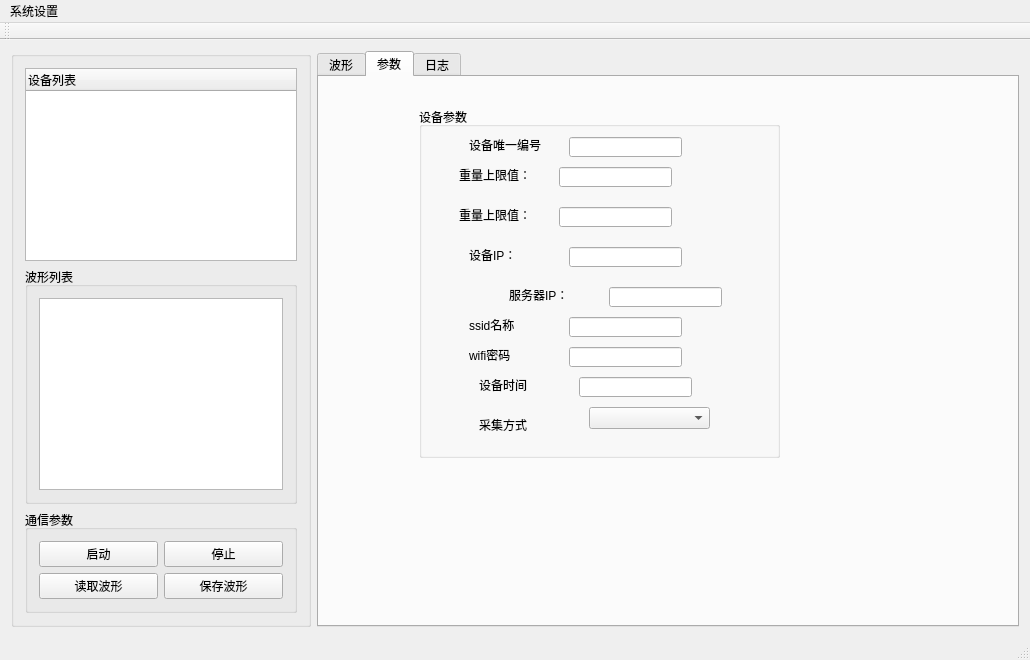
This is mainwindow.ui in byteman/bullet as Qt 5 draws it before an edit. The edited form follows.
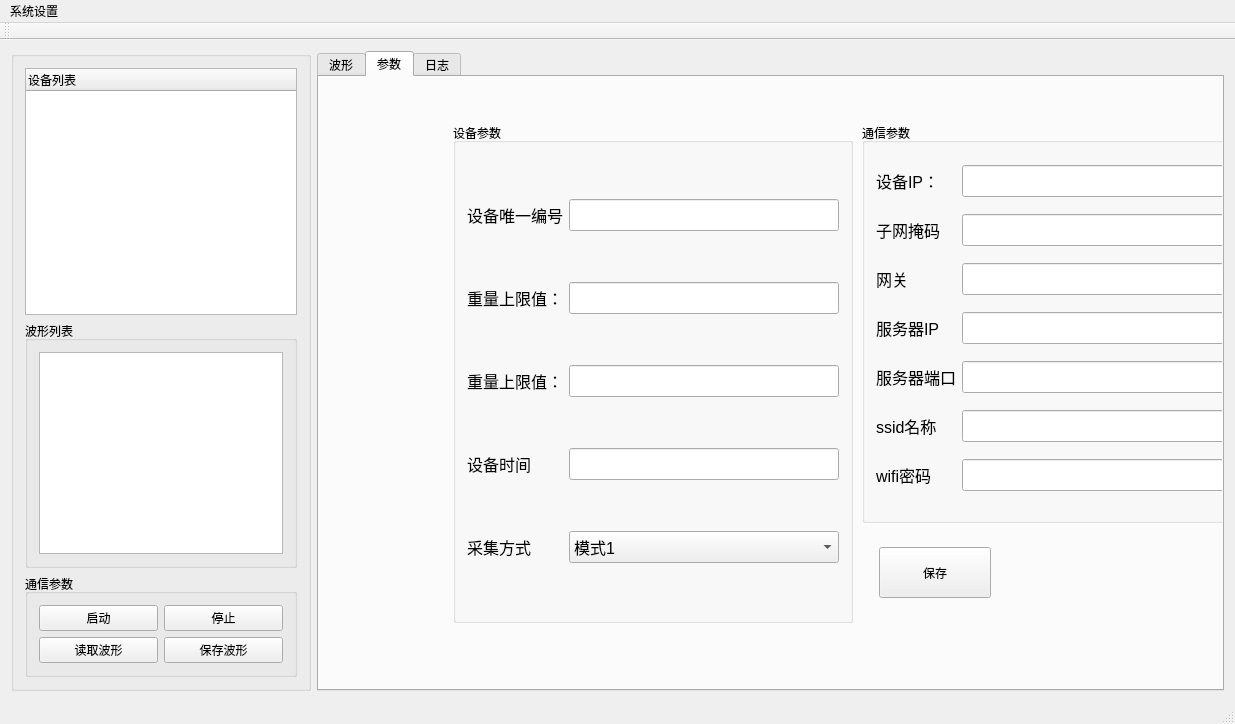
This is the edited form. Custom widgets are drawn as their Qt base class.

Commit message: 添加参数读取和写入

The edit to the form file:
```diff
--- a/mainwindow.ui
+++ b/mainwindow.ui
@@ -6,8 +6,8 @@
    <rect>
     <x>0</x>
     <y>0</y>
-    <width>1030</width>
-    <height>660</height>
+    <width>1235</width>
+    <height>724</height>
    </rect>
   </property>
   <property name="windowTitle">
@@ -218,240 +218,454 @@
        <widget class="QGroupBox" name="groupBox_5">
         <property name="geometry">
          <rect>
-          <x>100</x>
-          <y>30</y>
-          <width>361</width>
-          <height>351</height>
+          <x>134</x>
+          <y>46</y>
+          <width>400</width>
+          <height>500</height>
          </rect>
         </property>
+        <property name="minimumSize">
+         <size>
+          <width>400</width>
+          <height>400</height>
+         </size>
+        </property>
+        <property name="maximumSize">
+         <size>
+          <width>500</width>
+          <height>500</height>
+         </size>
+        </property>
         <property name="title">
          <string>设备参数</string>
         </property>
-        <widget class="QLabel" name="label">
-         <property name="geometry">
-          <rect>
-           <x>40</x>
-           <y>60</y>
-           <width>81</width>
-           <height>16</height>
-          </rect>
-         </property>
-         <property name="text">
-          <string>重量上限值：</string>
-         </property>
-        </widget>
-        <widget class="QLineEdit" name="edtWetUp">
-         <property name="geometry">
-          <rect>
-           <x>140</x>
-           <y>60</y>
-           <width>113</width>
-           <height>20</height>
-          </rect>
-         </property>
-        </widget>
-        <widget class="QLineEdit" name="edtWetDown">
-         <property name="geometry">
-          <rect>
-           <x>140</x>
-           <y>100</y>
-           <width>113</width>
-           <height>20</height>
-          </rect>
-         </property>
-         <property name="text">
-          <string/>
-         </property>
-        </widget>
-        <widget class="QLabel" name="label_2">
-         <property name="geometry">
-          <rect>
-           <x>40</x>
-           <y>100</y>
-           <width>81</width>
-           <height>16</height>
-          </rect>
-         </property>
-         <property name="text">
-          <string>重量上限值：</string>
-         </property>
-        </widget>
-        <widget class="QLineEdit" name="edtWetDown_2">
-         <property name="geometry">
-          <rect>
-           <x>150</x>
-           <y>140</y>
-           <width>113</width>
-           <height>20</height>
-          </rect>
-         </property>
-         <property name="text">
-          <string/>
-         </property>
-        </widget>
-        <widget class="QLabel" name="label_3">
-         <property name="geometry">
-          <rect>
-           <x>50</x>
-           <y>140</y>
-           <width>81</width>
-           <height>16</height>
-          </rect>
-         </property>
-         <property name="text">
-          <string>设备IP：</string>
-         </property>
-        </widget>
-        <widget class="QLineEdit" name="edtWetDown_3">
-         <property name="geometry">
-          <rect>
-           <x>190</x>
-           <y>180</y>
-           <width>113</width>
-           <height>20</height>
-          </rect>
-         </property>
-         <property name="text">
-          <string/>
-         </property>
-        </widget>
-        <widget class="QLabel" name="label_4">
-         <property name="geometry">
-          <rect>
-           <x>90</x>
-           <y>180</y>
-           <width>81</width>
-           <height>16</height>
-          </rect>
-         </property>
-         <property name="text">
-          <string>服务器IP：</string>
-         </property>
-        </widget>
-        <widget class="QLabel" name="label_5">
-         <property name="geometry">
-          <rect>
-           <x>50</x>
-           <y>210</y>
-           <width>81</width>
-           <height>16</height>
-          </rect>
-         </property>
-         <property name="text">
-          <string>ssid名称</string>
-         </property>
-        </widget>
-        <widget class="QLineEdit" name="edtWetDown_4">
-         <property name="geometry">
-          <rect>
-           <x>150</x>
-           <y>210</y>
-           <width>113</width>
-           <height>20</height>
-          </rect>
-         </property>
-         <property name="text">
-          <string/>
-         </property>
-        </widget>
-        <widget class="QLineEdit" name="edtWetDown_5">
-         <property name="geometry">
-          <rect>
-           <x>150</x>
-           <y>240</y>
-           <width>113</width>
-           <height>20</height>
-          </rect>
-         </property>
-         <property name="text">
-          <string/>
-         </property>
-        </widget>
-        <widget class="QLabel" name="label_6">
-         <property name="geometry">
-          <rect>
-           <x>50</x>
-           <y>240</y>
-           <width>81</width>
-           <height>16</height>
-          </rect>
-         </property>
-         <property name="text">
-          <string>wifi密码</string>
-         </property>
-        </widget>
-        <widget class="QLineEdit" name="edtWetDown_6">
-         <property name="geometry">
-          <rect>
-           <x>160</x>
-           <y>270</y>
-           <width>113</width>
-           <height>20</height>
-          </rect>
-         </property>
-         <property name="text">
-          <string/>
-         </property>
-        </widget>
-        <widget class="QLabel" name="label_7">
-         <property name="geometry">
-          <rect>
-           <x>60</x>
-           <y>270</y>
-           <width>81</width>
-           <height>16</height>
-          </rect>
-         </property>
-         <property name="text">
-          <string>设备时间</string>
-         </property>
-        </widget>
-        <widget class="QLineEdit" name="edtWetUp_2">
-         <property name="geometry">
-          <rect>
-           <x>150</x>
-           <y>30</y>
-           <width>113</width>
-           <height>20</height>
-          </rect>
-         </property>
-        </widget>
-        <widget class="QLabel" name="label_8">
-         <property name="geometry">
-          <rect>
-           <x>50</x>
-           <y>30</y>
-           <width>81</width>
-           <height>16</height>
-          </rect>
-         </property>
-         <property name="text">
-          <string>设备唯一编号</string>
-         </property>
-        </widget>
-        <widget class="QLabel" name="label_9">
-         <property name="geometry">
-          <rect>
-           <x>60</x>
-           <y>310</y>
-           <width>81</width>
-           <height>16</height>
-          </rect>
-         </property>
-         <property name="text">
-          <string>采集方式</string>
-         </property>
-        </widget>
-        <widget class="QComboBox" name="comboBox">
-         <property name="geometry">
-          <rect>
-           <x>170</x>
-           <y>300</y>
-           <width>121</width>
-           <height>22</height>
-          </rect>
-         </property>
-        </widget>
+        <layout class="QGridLayout" name="gridLayout_2">
+         <item row="0" column="0">
+          <widget class="QLabel" name="label_8">
+           <property name="font">
+            <font>
+             <family>Arial</family>
+             <pointsize>12</pointsize>
+            </font>
+           </property>
+           <property name="text">
+            <string>设备唯一编号</string>
+           </property>
+          </widget>
+         </item>
+         <item row="0" column="1">
+          <widget class="QLineEdit" name="edtDevId">
+           <property name="minimumSize">
+            <size>
+             <width>0</width>
+             <height>32</height>
+            </size>
+           </property>
+           <property name="font">
+            <font>
+             <family>Arial</family>
+             <pointsize>12</pointsize>
+            </font>
+           </property>
+          </widget>
+         </item>
+         <item row="1" column="0">
+          <widget class="QLabel" name="label">
+           <property name="font">
+            <font>
+             <family>Arial</family>
+             <pointsize>12</pointsize>
+            </font>
+           </property>
+           <property name="text">
+            <string>重量上限值：</string>
+           </property>
+          </widget>
+         </item>
+         <item row="1" column="1">
+          <widget class="QLineEdit" name="edtWetUp">
+           <property name="minimumSize">
+            <size>
+             <width>0</width>
+             <height>32</height>
+            </size>
+           </property>
+           <property name="font">
+            <font>
+             <family>Arial</family>
+             <pointsize>12</pointsize>
+            </font>
+           </property>
+          </widget>
+         </item>
+         <item row="2" column="0">
+          <widget class="QLabel" name="label_2">
+           <property name="font">
+            <font>
+             <family>Arial</family>
+             <pointsize>12</pointsize>
+            </font>
+           </property>
+           <property name="text">
+            <string>重量上限值：</string>
+           </property>
+          </widget>
+         </item>
+         <item row="2" column="1">
+          <widget class="QLineEdit" name="edtWetDown">
+           <property name="minimumSize">
+            <size>
+             <width>0</width>
+             <height>32</height>
+            </size>
+           </property>
+           <property name="font">
+            <font>
+             <family>Arial</family>
+             <pointsize>12</pointsize>
+            </font>
+           </property>
+           <property name="text">
+            <string/>
+           </property>
+          </widget>
+         </item>
+         <item row="3" column="0">
+          <widget class="QLabel" name="label_7">
+           <property name="font">
+            <font>
+             <family>Arial</family>
+             <pointsize>12</pointsize>
+            </font>
+           </property>
+           <property name="text">
+            <string>设备时间</string>
+           </property>
+          </widget>
+         </item>
+         <item row="3" column="1">
+          <widget class="QLineEdit" name="edtTime">
+           <property name="minimumSize">
+            <size>
+             <width>0</width>
+             <height>32</height>
+            </size>
+           </property>
+           <property name="font">
+            <font>
+             <family>Arial</family>
+             <pointsize>12</pointsize>
+            </font>
+           </property>
+           <property name="text">
+            <string/>
+           </property>
+          </widget>
+         </item>
+         <item row="4" column="0">
+          <widget class="QLabel" name="label_9">
+           <property name="font">
+            <font>
+             <family>Arial</family>
+             <pointsize>12</pointsize>
+            </font>
+           </property>
+           <property name="text">
+            <string>采集方式</string>
+           </property>
+          </widget>
+         </item>
+         <item row="4" column="1">
+          <widget class="QComboBox" name="cbxMode">
+           <property name="minimumSize">
+            <size>
+             <width>0</width>
+             <height>32</height>
+            </size>
+           </property>
+           <property name="font">
+            <font>
+             <family>Arial</family>
+             <pointsize>12</pointsize>
+            </font>
+           </property>
+           <item>
+            <property name="text">
+             <string>模式1</string>
+            </property>
+           </item>
+           <item>
+            <property name="text">
+             <string>模式2</string>
+            </property>
+           </item>
+          </widget>
+         </item>
+        </layout>
+       </widget>
+       <widget class="QGroupBox" name="groupBox_6">
+        <property name="geometry">
+         <rect>
+          <x>543</x>
+          <y>46</y>
+          <width>400</width>
+          <height>400</height>
+         </rect>
+        </property>
+        <property name="minimumSize">
+         <size>
+          <width>400</width>
+          <height>400</height>
+         </size>
+        </property>
+        <property name="maximumSize">
+         <size>
+          <width>500</width>
+          <height>500</height>
+         </size>
+        </property>
+        <property name="title">
+         <string>通信参数</string>
+        </property>
+        <layout class="QGridLayout" name="gridLayout_3">
+         <item row="0" column="0">
+          <widget class="QLabel" name="label_13">
+           <property name="font">
+            <font>
+             <family>Arial</family>
+             <pointsize>12</pointsize>
+            </font>
+           </property>
+           <property name="text">
+            <string>设备IP：</string>
+           </property>
+          </widget>
+         </item>
+         <item row="0" column="1">
+          <widget class="QLineEdit" name="edtDevIp">
+           <property name="minimumSize">
+            <size>
+             <width>0</width>
+             <height>32</height>
+            </size>
+           </property>
+           <property name="font">
+            <font>
+             <family>Arial</family>
+             <pointsize>12</pointsize>
+            </font>
+           </property>
+           <property name="text">
+            <string/>
+           </property>
+          </widget>
+         </item>
+         <item row="1" column="0">
+          <widget class="QLabel" name="label_17">
+           <property name="font">
+            <font>
+             <family>Arial</family>
+             <pointsize>12</pointsize>
+            </font>
+           </property>
+           <property name="text">
+            <string>子网掩码</string>
+           </property>
+          </widget>
+         </item>
+         <item row="1" column="1">
+          <widget class="QLineEdit" name="edtNetmask">
+           <property name="minimumSize">
+            <size>
+             <width>0</width>
+             <height>32</height>
+            </size>
+           </property>
+           <property name="font">
+            <font>
+             <family>Arial</family>
+             <pointsize>12</pointsize>
+            </font>
+           </property>
+           <property name="text">
+            <string/>
+           </property>
+          </widget>
+         </item>
+         <item row="2" column="0">
+          <widget class="QLabel" name="label_18">
+           <property name="font">
+            <font>
+             <family>Arial</family>
+             <pointsize>12</pointsize>
+            </font>
+           </property>
+           <property name="text">
+            <string>网关</string>
+           </property>
+          </widget>
+         </item>
+         <item row="2" column="1">
+          <widget class="QLineEdit" name="edtGateway">
+           <property name="minimumSize">
+            <size>
+             <width>0</width>
+             <height>32</height>
+            </size>
+           </property>
+           <property name="font">
+            <font>
+             <family>Arial</family>
+             <pointsize>12</pointsize>
+            </font>
+           </property>
+           <property name="text">
+            <string/>
+           </property>
+          </widget>
+         </item>
+         <item row="3" column="0">
+          <widget class="QLabel" name="label_14">
+           <property name="font">
+            <font>
+             <family>Arial</family>
+             <pointsize>12</pointsize>
+            </font>
+           </property>
+           <property name="text">
+            <string>服务器IP</string>
+           </property>
+          </widget>
+         </item>
+         <item row="3" column="1">
+          <widget class="QLineEdit" name="edtServerIp">
+           <property name="minimumSize">
+            <size>
+             <width>0</width>
+             <height>32</height>
+            </size>
+           </property>
+           <property name="font">
+            <font>
+             <family>Arial</family>
+             <pointsize>12</pointsize>
+            </font>
+           </property>
+           <property name="text">
+            <string/>
+           </property>
+          </widget>
+         </item>
+         <item row="4" column="0">
+          <widget class="QLabel" name="label_20">
+           <property name="font">
+            <font>
+             <family>Arial</family>
+             <pointsize>12</pointsize>
+            </font>
+           </property>
+           <property name="text">
+            <string>服务器端口</string>
+           </property>
+          </widget>
+         </item>
+         <item row="4" column="1">
+          <widget class="QLineEdit" name="edtServerPort">
+           <property name="minimumSize">
+            <size>
+             <width>0</width>
+             <height>32</height>
+            </size>
+           </property>
+           <property name="font">
+            <font>
+             <family>Arial</family>
+             <pointsize>12</pointsize>
+            </font>
+           </property>
+           <property name="text">
+            <string/>
+           </property>
+          </widget>
+         </item>
+         <item row="5" column="0">
+          <widget class="QLabel" name="label_15">
+           <property name="font">
+            <font>
+             <family>Arial</family>
+             <pointsize>12</pointsize>
+            </font>
+           </property>
+           <property name="text">
+            <string>ssid名称</string>
+           </property>
+          </widget>
+         </item>
+         <item row="5" column="1">
+          <widget class="QLineEdit" name="edtSSID">
+           <property name="minimumSize">
+            <size>
+             <width>0</width>
+             <height>32</height>
+            </size>
+           </property>
+           <property name="font">
+            <font>
+             <family>Arial</family>
+             <pointsize>12</pointsize>
+            </font>
+           </property>
+           <property name="text">
+            <string/>
+           </property>
+          </widget>
+         </item>
+         <item row="6" column="0">
+          <widget class="QLabel" name="label_16">
+           <property name="font">
+            <font>
+             <family>Arial</family>
+             <pointsize>12</pointsize>
+            </font>
+           </property>
+           <property name="text">
+            <string>wifi密码</string>
+           </property>
+          </widget>
+         </item>
+         <item row="6" column="1">
+          <widget class="QLineEdit" name="edtPassword">
+           <property name="minimumSize">
+            <size>
+             <width>0</width>
+             <height>32</height>
+            </size>
+           </property>
+           <property name="font">
+            <font>
+             <family>Arial</family>
+             <pointsize>12</pointsize>
+            </font>
+           </property>
+           <property name="text">
+            <string/>
+           </property>
+          </widget>
+         </item>
+        </layout>
+       </widget>
+       <widget class="QPushButton" name="btnSavePara">
+        <property name="geometry">
+         <rect>
+          <x>560</x>
+          <y>470</y>
+          <width>112</width>
+          <height>51</height>
+         </rect>
+        </property>
+        <property name="text">
+         <string>保存</string>
+        </property>
        </widget>
       </widget>
       <widget class="QWidget" name="tab_3">
@@ -473,8 +687,8 @@
     <rect>
      <x>0</x>
      <y>0</y>
-     <width>1030</width>
-     <height>23</height>
+     <width>1235</width>
+     <height>30</height>
     </rect>
    </property>
    <widget class="QMenu" name="menu_station">
```
The commit also changes 3 other files.
